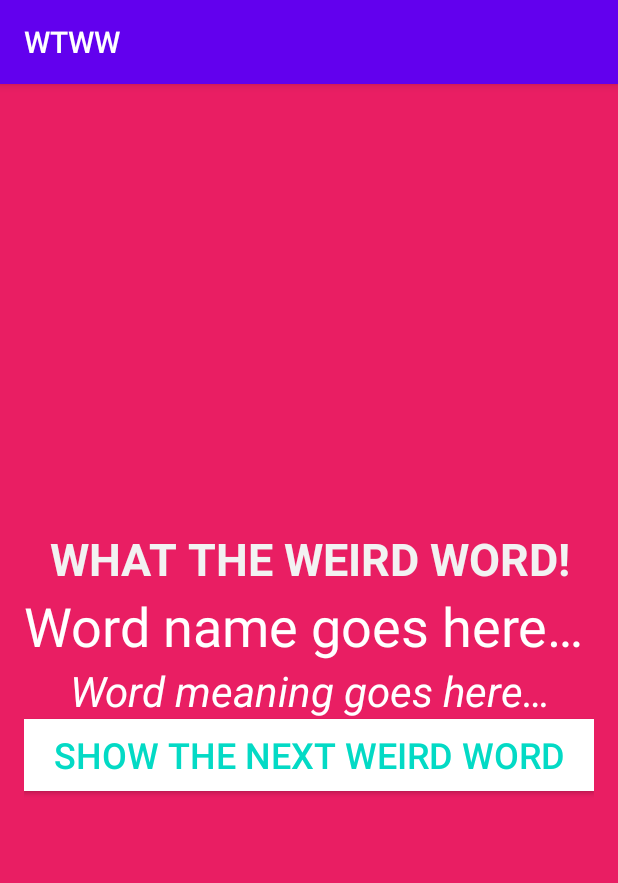
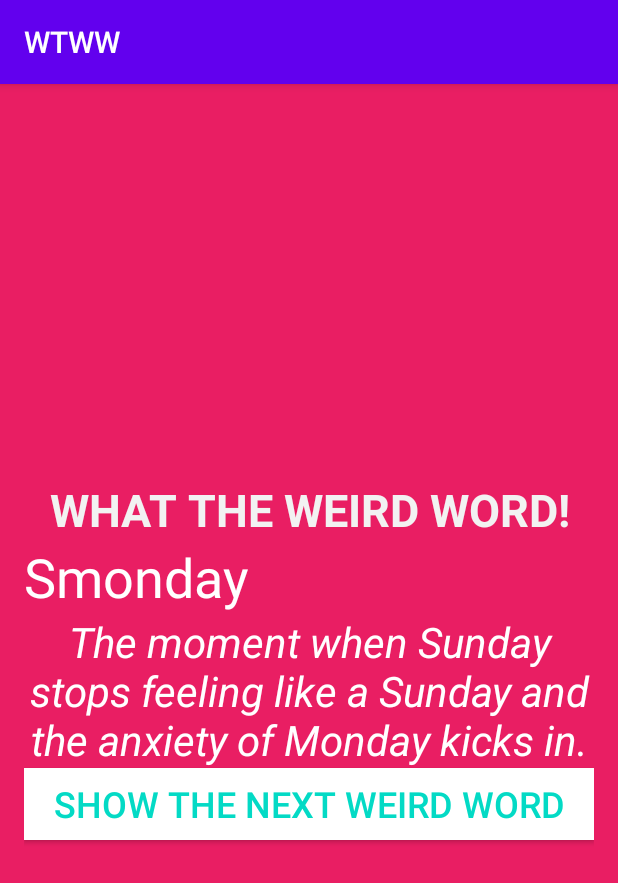
Before and after one commit to AlanAlv/weird-word, an Android app: the screen it shows after launch (MainActivity), on a phone screen of 412 x 824 dp. Shown: the top 883 px of the screen. Run offline under Robolectric (Android 15) with nearby library versions, the phone set to English and light mode, and no system bars.

Commit message:
Get words

```diff
--- a/app/src/main/java/com/example/wtww/MainActivity.java
+++ b/app/src/main/java/com/example/wtww/MainActivity.java
@@ -3,12 +3,28 @@ package com.example.wtww;
 import androidx.appcompat.app.AppCompatActivity;
 
 import android.os.Bundle;
+import android.view.View;
+import android.widget.TextView;
 
 public class MainActivity extends AppCompatActivity {
+    TextView wordTxt;
+    TextView wordMeaningTxt;
 
     @Override
     protected void onCreate(Bundle savedInstanceState) {
         super.onCreate(savedInstanceState);
         setContentView(R.layout.activity_main);
+        wordTxt = findViewById(R.id.wordNameView);
+        wordMeaningTxt = findViewById(R.id.wordMeaningView);
+
+        wordTxt.setText("Smonday");
+        wordMeaningTxt.setText("The moment when Sunday stops feeling like a Sunday and the anxiety of Monday kicks in.");
+
+    }
+
+    public void displayWeirdWord(View view) {
+        String[] word = weirdWordDeck.shuffleAndPick();
+        wordTxt.setText(word[0]);
+        wordMeaningTxt.setText(word[1]);
     }
 }
--- a/app/src/main/res/layout/activity_main.xml
+++ b/app/src/main/res/layout/activity_main.xml
@@ -49,6 +49,7 @@ tools:context="com.example.wtww.MainActivity">
         android:background="@android:color/white"
         android:text="@string/app_button"
         android:textColor="@color/colorAccent"
-        android:textSize="24sp"/>
+        android:textSize="24sp"
+        android:onClick="displayWeirdWord"/>
 
 </LinearLayout>
```
Also changed, not shown: app/src/main/java/com/example/wtww/weirdWordDeck.java (added, +31 -0 lines).
